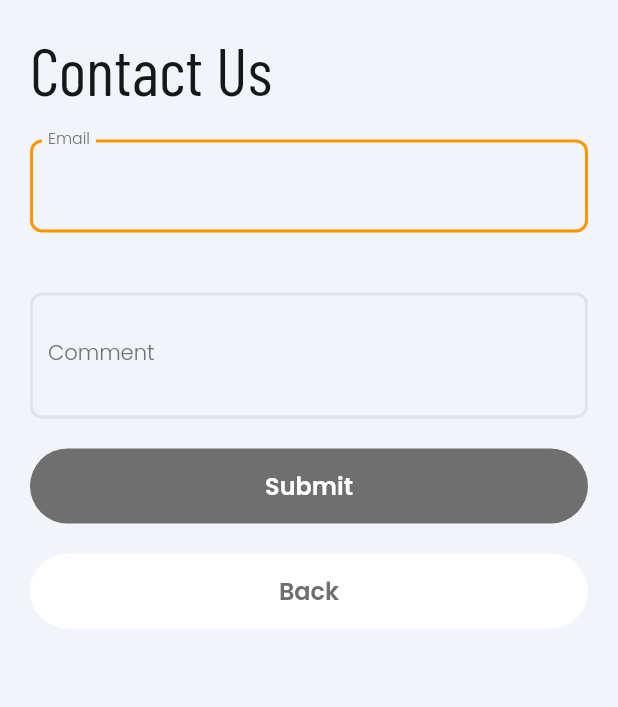
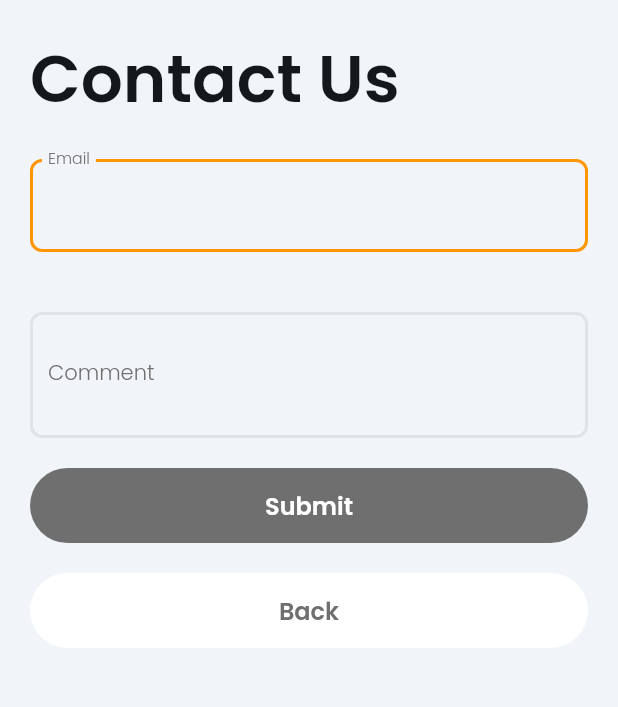
Before and after one commit to ferrousdesigner/pollsapart, a Flutter app: the ContactUsWidget screen opened by its route, on a phone screen of 412 x 824 dp, the part 90-797 px from its top. Run offline on Flutter 3.47's test engine with Material 2 defaults, Android fonts, the phone set to English and light mode, and no system bars; drawn by our look-alikes of auto_size_text; our stand-ins replace cached_network_image, cloud_firestore, dropdown_button2, equatable, expandable, file_picker and 24 more; missing offline and left inert: algolia, aligned_tooltip, json_path, mime_type; accounts and stored records are empty; network calls fail.

Commit message:
FOnt changed

```diff
--- a/lib/components/newest_polls_widget.dart
+++ b/lib/components/newest_polls_widget.dart
@@ -49,7 +49,7 @@ class _NewestPollsWidgetState extends State<NewestPollsWidget> {
     return Align(
       alignment: AlignmentDirectional(0.0, -1.0),
       child: Padding(
-        padding: EdgeInsetsDirectional.fromSTEB(15.0, 15.0, 15.0, 15.0),
+        padding: EdgeInsetsDirectional.fromSTEB(15.0, 15.0, 15.0, 0.0),
         child: PagedListView<DocumentSnapshot<Object?>?, PollsRecord>(
           pagingController: _model.setListViewController(
             PollsRecord.collection.orderBy('created_at', descending: true),
--- a/lib/components/quest_card_widget.dart
+++ b/lib/components/quest_card_widget.dart
@@ -243,8 +243,9 @@ class _QuestCardWidgetState extends State<QuestCardWidget> {
                                 style: FlutterFlowTheme.of(context)
                                     .displayMedium
                                     .override(
-                                      fontFamily: 'Barlow Condensed',
+                                      fontFamily: 'Poppins',
                                       fontSize: 26.0,
+                                      fontWeight: FontWeight.w500,
                                       lineHeight: 1.3,
                                     ),
                               ),
--- a/lib/flutter_flow/flutter_flow_theme.dart
+++ b/lib/flutter_flow/flutter_flow_theme.dart
@@ -181,16 +181,16 @@ class ThemeTypography extends Typography {
 
   final FlutterFlowTheme theme;
 
-  String get displayLargeFamily => 'Barlow Condensed';
+  String get displayLargeFamily => 'Poppins';
   TextStyle get displayLarge => GoogleFonts.getFont(
-        'Barlow Condensed',
+        'Poppins',
         color: theme.primaryText,
-        fontWeight: FontWeight.normal,
+        fontWeight: FontWeight.w600,
         fontSize: 44.0,
       );
-  String get displayMediumFamily => 'Barlow Condensed';
+  String get displayMediumFamily => 'Poppins';
   TextStyle get displayMedium => GoogleFonts.getFont(
-        'Barlow Condensed',
+        'Poppins',
         color: theme.primaryText,
         fontWeight: FontWeight.normal,
         fontSize: 20.0,
--- a/lib/pages/poll_metric/poll_metric_widget.dart
+++ b/lib/pages/poll_metric/poll_metric_widget.dart
@@ -148,7 +148,7 @@ class _PollMetricWidgetState extends State<PollMetricWidget> {
                                         style: FlutterFlowTheme.of(context)
                                             .displayLarge
                                             .override(
-                                              fontFamily: 'Barlow Condensed',
+                                              fontFamily: 'Poppins',
                                               fontSize: 32.0,
                                             ),
                                       ),
```
